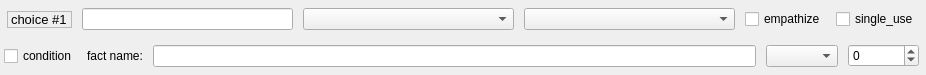
The window that UI/SocketSettingsForm.ui (nikich340/W3YmlSceneEditor) describes before a commit, drawn with Qt 5.
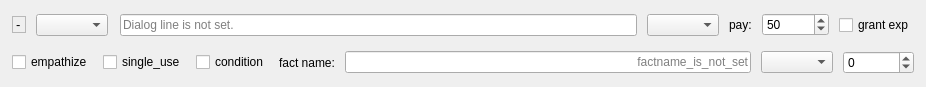
The same window after the commit.

Commit message: + Implement sections setting dialog (100%)

The edit to the form file:
```diff
--- a/UI/SocketSettingsForm.ui
+++ b/UI/SocketSettingsForm.ui
@@ -7,7 +7,7 @@
     <x>0</x>
     <y>0</y>
     <width>926</width>
-    <height>75</height>
+    <height>87</height>
    </rect>
   </property>
   <property name="windowTitle">
@@ -15,48 +15,47 @@
   </property>
   <layout class="QVBoxLayout" name="verticalLayout">
    <property name="spacing">
-    <number>2</number>
+    <number>0</number>
    </property>
    <property name="leftMargin">
-    <number>2</number>
+    <number>6</number>
    </property>
    <property name="topMargin">
-    <number>2</number>
+    <number>6</number>
    </property>
    <property name="rightMargin">
-    <number>2</number>
+    <number>6</number>
    </property>
    <property name="bottomMargin">
-    <number>2</number>
+    <number>6</number>
    </property>
    <item>
-    <widget class="QWidget" name="widget" native="true">
-     <property name="font">
-      <font>
-       <weight>50</weight>
-       <bold>false</bold>
-      </font>
+    <layout class="QHBoxLayout" name="horizontalLayout_4">
+     <property name="spacing">
+      <number>0</number>
      </property>
+     <item>
+      <widget class="QWidget" name="widgetChoice" native="true">
      <layout class="QHBoxLayout" name="horizontalLayout_2">
       <property name="spacing">
        <number>10</number>
       </property>
       <property name="leftMargin">
-       <number>5</number>
+         <number>6</number>
       </property>
       <property name="topMargin">
-       <number>5</number>
+         <number>6</number>
       </property>
       <property name="rightMargin">
-       <number>5</number>
+         <number>6</number>
       </property>
       <property name="bottomMargin">
-       <number>5</number>
+         <number>6</number>
       </property>
       <item>
        <widget class="QLabel" name="label_2">
         <property name="sizePolicy">
-         <sizepolicy hsizetype="Maximum" vsizetype="Maximum">
+           <sizepolicy hsizetype="Preferred" vsizetype="Maximum">
           <horstretch>0</horstretch>
           <verstretch>0</verstretch>
          </sizepolicy>
@@ -73,7 +72,7 @@
          <enum>QFrame::StyledPanel</enum>
         </property>
         <property name="text">
-         <string>choice #1</string>
+           <string>-</string>
         </property>
         <property name="alignment">
          <set>Qt::AlignLeading|Qt::AlignLeft|Qt::AlignVCenter</set>
@@ -81,17 +80,7 @@
        </widget>
       </item>
       <item>
-       <widget class="QLineEdit" name="lineEdit">
-        <property name="sizePolicy">
-         <sizepolicy hsizetype="Preferred" vsizetype="Fixed">
-          <horstretch>0</horstretch>
-          <verstretch>0</verstretch>
-         </sizepolicy>
-        </property>
-       </widget>
-      </item>
-      <item>
-       <widget class="QComboBox" name="comboBox">
+         <widget class="QComboBox" name="nextSectionBox">
         <property name="sizePolicy">
          <sizepolicy hsizetype="Preferred" vsizetype="Fixed">
           <horstretch>0</horstretch>
@@ -109,11 +98,113 @@
         </property>
        </widget>
       </item>
+       </layout>
+      </widget>
+     </item>
       <item>
-       <widget class="QComboBox" name="comboBox_2"/>
+      <widget class="QWidget" name="widgetAction" native="true">
+       <layout class="QHBoxLayout" name="horizontalLayout_3">
+        <property name="spacing">
+         <number>10</number>
+        </property>
+        <property name="leftMargin">
+         <number>6</number>
+        </property>
+        <property name="topMargin">
+         <number>6</number>
+        </property>
+        <property name="rightMargin">
+         <number>6</number>
+        </property>
+        <property name="bottomMargin">
+         <number>6</number>
+        </property>
+        <item>
+         <widget class="QLineEdit" name="choiceLine">
+          <property name="enabled">
+           <bool>true</bool>
+          </property>
+          <property name="sizePolicy">
+           <sizepolicy hsizetype="Expanding" vsizetype="Fixed">
+            <horstretch>0</horstretch>
+            <verstretch>0</verstretch>
+           </sizepolicy>
+          </property>
+          <property name="dragEnabled">
+           <bool>true</bool>
+          </property>
+          <property name="placeholderText">
+           <string>Dialog line is not set.</string>
+          </property>
+          <property name="clearButtonEnabled">
+           <bool>true</bool>
+          </property>
+         </widget>
       </item>
       <item>
-       <widget class="QCheckBox" name="checkBox_2">
+         <widget class="QComboBox" name="actionBox"/>
+        </item>
+        <item>
+         <widget class="QLabel" name="actionPayLabel">
+          <property name="sizePolicy">
+           <sizepolicy hsizetype="Maximum" vsizetype="Preferred">
+            <horstretch>0</horstretch>
+            <verstretch>0</verstretch>
+           </sizepolicy>
+          </property>
+          <property name="text">
+           <string>pay:</string>
+          </property>
+         </widget>
+        </item>
+        <item>
+         <widget class="QSpinBox" name="actionPaySpin">
+          <property name="maximum">
+           <number>999999999</number>
+          </property>
+          <property name="value">
+           <number>50</number>
+          </property>
+         </widget>
+        </item>
+        <item>
+         <widget class="QCheckBox" name="actionGrantCheck">
+          <property name="sizePolicy">
+           <sizepolicy hsizetype="Maximum" vsizetype="Fixed">
+            <horstretch>0</horstretch>
+            <verstretch>0</verstretch>
+           </sizepolicy>
+          </property>
+          <property name="text">
+           <string>grant exp</string>
+          </property>
+         </widget>
+        </item>
+       </layout>
+      </widget>
+     </item>
+    </layout>
+   </item>
+   <item>
+    <widget class="QWidget" name="widgetCond" native="true">
+     <layout class="QHBoxLayout" name="horizontalLayout">
+      <property name="spacing">
+       <number>10</number>
+      </property>
+      <property name="leftMargin">
+       <number>6</number>
+      </property>
+      <property name="topMargin">
+       <number>6</number>
+      </property>
+      <property name="rightMargin">
+       <number>6</number>
+      </property>
+      <property name="bottomMargin">
+       <number>6</number>
+      </property>
+      <item>
+       <widget class="QCheckBox" name="emphasizeCheck">
         <property name="sizePolicy">
          <sizepolicy hsizetype="Fixed" vsizetype="Fixed">
           <horstretch>0</horstretch>
@@ -126,7 +217,7 @@
        </widget>
       </item>
       <item>
-       <widget class="QCheckBox" name="checkBox">
+       <widget class="QCheckBox" name="singleCheck">
         <property name="sizePolicy">
          <sizepolicy hsizetype="Fixed" vsizetype="Fixed">
           <horstretch>0</horstretch>
@@ -138,29 +229,8 @@
         </property>
        </widget>
       </item>
-     </layout>
-    </widget>
-   </item>
    <item>
-    <widget class="QWidget" name="widget_2" native="true">
-     <layout class="QHBoxLayout" name="horizontalLayout">
-      <property name="spacing">
-       <number>10</number>
-      </property>
-      <property name="leftMargin">
-       <number>2</number>
-      </property>
-      <property name="topMargin">
-       <number>5</number>
-      </property>
-      <property name="rightMargin">
-       <number>5</number>
-      </property>
-      <property name="bottomMargin">
-       <number>5</number>
-      </property>
-      <item>
-       <widget class="QCheckBox" name="checkBox_3">
+       <widget class="QCheckBox" name="conditionCheck">
         <property name="sizePolicy">
          <sizepolicy hsizetype="Fixed" vsizetype="Fixed">
           <horstretch>0</horstretch>
@@ -180,7 +250,20 @@
        </widget>
       </item>
       <item>
-       <widget class="QLineEdit" name="lineEdit_2"/>
+       <widget class="QLineEdit" name="factNameLine">
+        <property name="alignment">
+         <set>Qt::AlignRight|Qt::AlignTrailing|Qt::AlignVCenter</set>
+        </property>
+        <property name="dragEnabled">
+         <bool>true</bool>
+        </property>
+        <property name="placeholderText">
+         <string>factname_is_not_set</string>
+        </property>
+        <property name="clearButtonEnabled">
+         <bool>true</bool>
+        </property>
+       </widget>
       </item>
       <item>
        <widget class="QComboBox" name="comboBox_3">
```
Left out of the diff: 47 changed lines with no effect on the pictures. Lines whose indentation alone changed are shown as unchanged. The commit also changes 6 other files.
